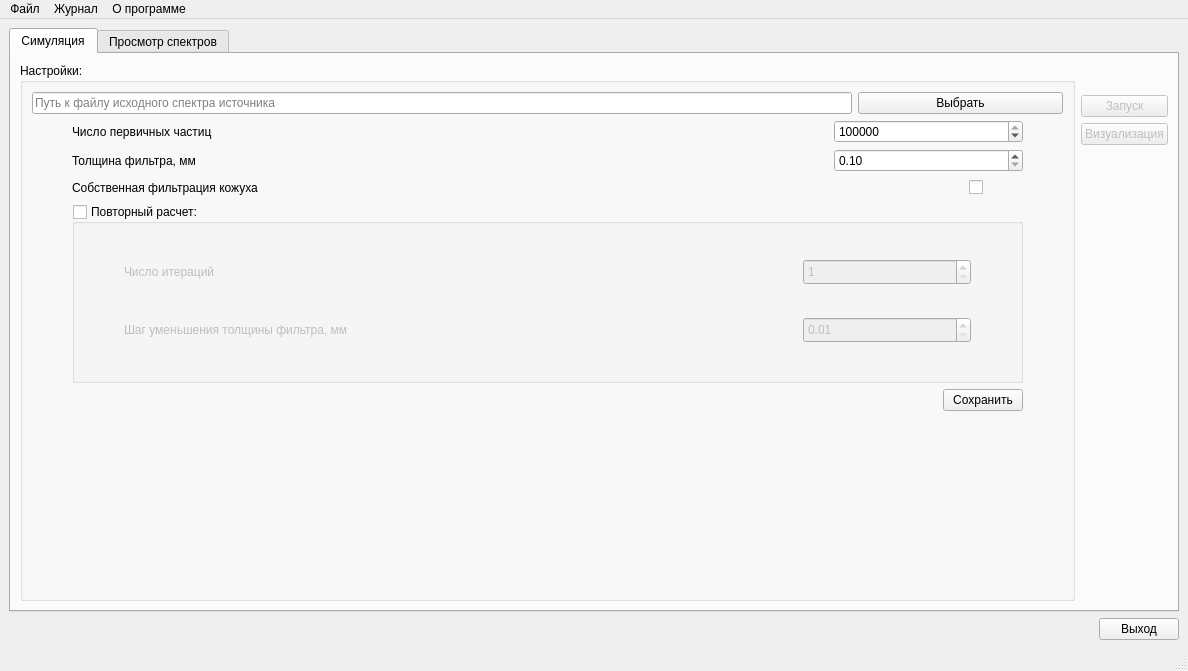
Before: the Qt Designer form mainwindow.ui in lsp10x150/XrayFiltUI, drawn with Qt 5.
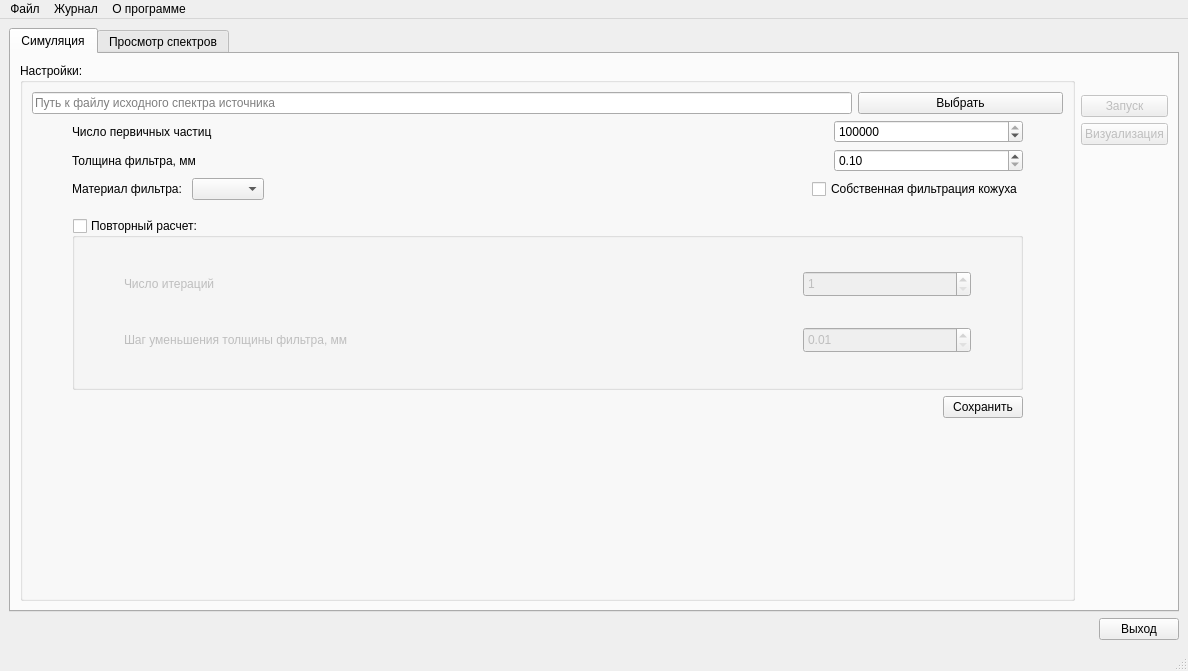
After: the same form once the commit is applied. The open tabs and pages were chosen to show the change. Custom widgets are drawn as their Qt base class.

Patch:
```diff
--- a/mainwindow.ui
+++ b/mainwindow.ui
@@ -13,7 +13,7 @@
   <property name="minimumSize">
    <size>
     <width>760</width>
-    <height>510</height>
+    <height>600</height>
    </size>
   </property>
   <property name="windowTitle">
@@ -236,6 +236,14 @@
               </layout>
              </item>
              <item>
+              <layout class="QHBoxLayout" name="horizontalLayout_17">
+               <property name="rightMargin">
+                <number>12</number>
+               </property>
+               <property name="bottomMargin">
+                <number>12</number>
+               </property>
+               <item>
               <layout class="QHBoxLayout" name="horizontalLayout_3">
                <item>
                 <spacer name="horizontalSpacer_5">
@@ -254,22 +262,44 @@
                 </spacer>
                </item>
                <item>
-                <widget class="QLabel" name="inherentFilLabel">
-                 <property name="sizePolicy">
-                  <sizepolicy hsizetype="Preferred" vsizetype="Preferred">
-                   <horstretch>4</horstretch>
-                   <verstretch>0</verstretch>
-                  </sizepolicy>
-                 </property>
+                  <widget class="QLabel" name="label">
                  <property name="text">
-                  <string>Собственная фильтрация кожуха</string>
+                    <string>Материал фильтра: </string>
                  </property>
                 </widget>
                </item>
+                 <item>
+                  <widget class="QComboBox" name="comboBox"/>
+                 </item>
+                 <item>
+                  <spacer name="horizontalSpacer_17">
+                   <property name="orientation">
+                    <enum>Qt::Horizontal</enum>
+                   </property>
+                   <property name="sizeHint" stdset="0">
+                    <size>
+                     <width>40</width>
+                     <height>20</height>
+                    </size>
+                   </property>
+                  </spacer>
+                 </item>
                <item>
                 <widget class="QCheckBox" name="checkBox">
+                   <property name="sizePolicy">
+                    <sizepolicy hsizetype="Minimum" vsizetype="Minimum">
+                     <horstretch>0</horstretch>
+                     <verstretch>0</verstretch>
+                    </sizepolicy>
+                   </property>
+                   <property name="minimumSize">
+                    <size>
+                     <width>5</width>
+                     <height>0</height>
+                    </size>
+                   </property>
                  <property name="text">
-                  <string/>
+                    <string>Собственная фильтрация кожуха</string>
                  </property>
                 </widget>
                </item>
@@ -279,15 +309,17 @@
                   <enum>Qt::Horizontal</enum>
                  </property>
                  <property name="sizeType">
-                  <enum>QSizePolicy::Expanding</enum>
+                    <enum>QSizePolicy::Fixed</enum>
                  </property>
                  <property name="sizeHint" stdset="0">
                   <size>
-                   <width>80</width>
+                     <width>28</width>
                    <height>20</height>
                   </size>
                  </property>
                 </spacer>
+                 </item>
+                </layout>
                </item>
               </layout>
              </item>
```
Left out of the diff: 2 changed lines with no effect on the pictures. Lines whose indentation alone changed are shown as unchanged.
